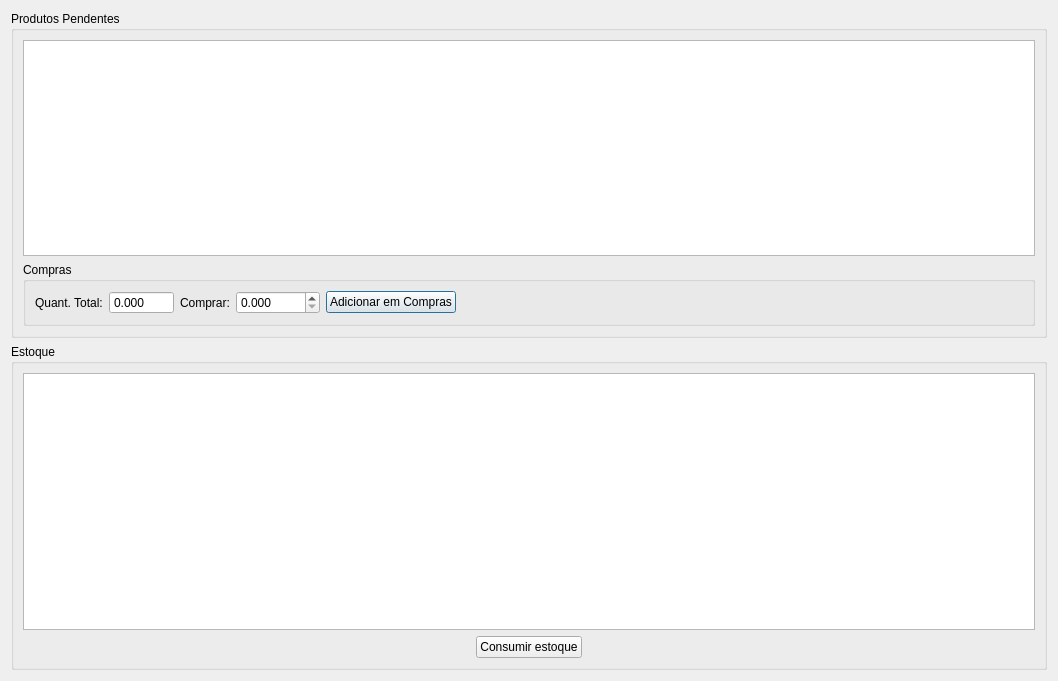
Old version of the form ui/produtospendentes.ui in the repository lellisls/ERP-STACCATO.
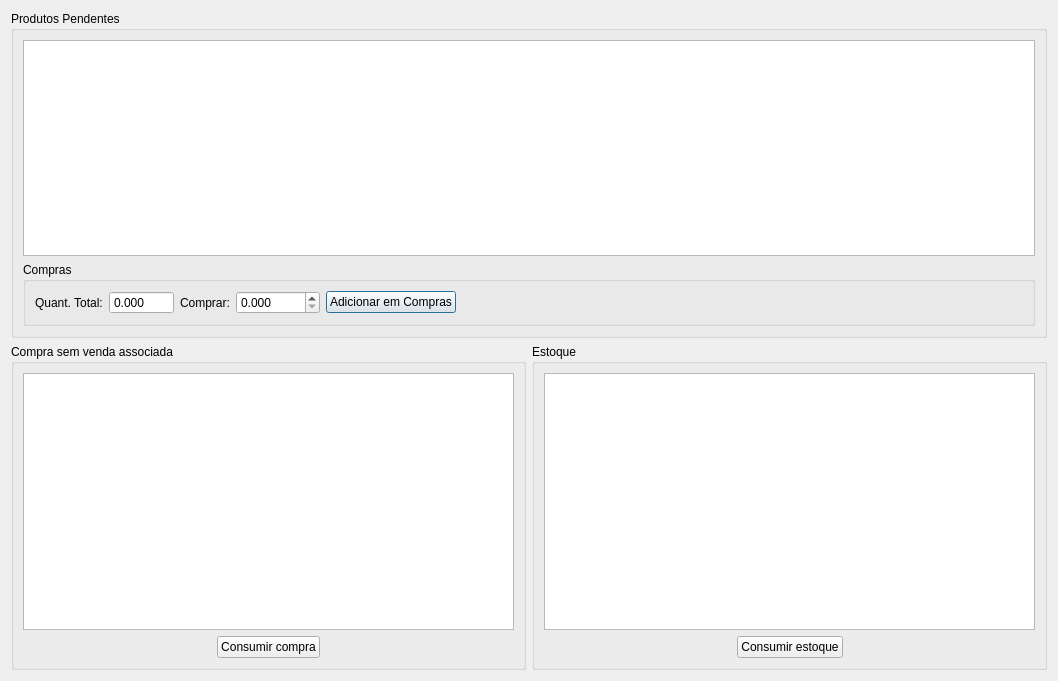
New version of the form. Custom widgets are drawn as their Qt base class.

Patch:
```diff
--- a/ui/produtospendentes.ui
+++ b/ui/produtospendentes.ui
@@ -13,8 +13,8 @@
   <property name="windowTitle">
    <string>Vendas do produto</string>
   </property>
-  <layout class="QGridLayout" name="gridLayout_7">
-   <item row="0" column="0">
+  <layout class="QGridLayout" name="gridLayout_4">
+   <item row="0" column="0" colspan="2">
     <widget class="QGroupBox" name="groupBox">
      <property name="title">
       <string>Produtos Pendentes</string>
@@ -163,13 +163,13 @@
    <item row="1" column="0">
     <widget class="QGroupBox" name="groupBox_2">
      <property name="title">
-      <string>Estoque</string>
+      <string>Compra sem venda associada</string>
      </property>
      <layout class="QGridLayout" name="gridLayout_2">
       <item row="1" column="1">
-       <widget class="QPushButton" name="pushButtonConsumirEstoque">
+       <widget class="QPushButton" name="pushButtonConsumirCompra">
         <property name="text">
-         <string>Consumir estoque</string>
+         <string>Consumir compra</string>
         </property>
        </widget>
       </item>
@@ -188,6 +188,101 @@
       </item>
       <item row="1" column="0">
        <spacer name="horizontalSpacer">
+        <property name="orientation">
+         <enum>Qt::Horizontal</enum>
+        </property>
+        <property name="sizeHint" stdset="0">
+         <size>
+          <width>40</width>
+          <height>20</height>
+         </size>
+        </property>
+       </spacer>
+      </item>
+      <item row="0" column="0" colspan="3">
+       <widget class="TableView" name="tableCompra">
+        <property name="palette">
+         <palette>
+          <active>
+           <colorrole role="Highlight">
+            <brush brushstyle="SolidPattern">
+             <color alpha="255">
+              <red>51</red>
+              <green>153</green>
+              <blue>255</blue>
+             </color>
+            </brush>
+           </colorrole>
+          </active>
+          <inactive>
+           <colorrole role="Highlight">
+            <brush brushstyle="SolidPattern">
+             <color alpha="255">
+              <red>51</red>
+              <green>153</green>
+              <blue>255</blue>
+             </color>
+            </brush>
+           </colorrole>
+          </inactive>
+          <disabled>
+           <colorrole role="Highlight">
+            <brush brushstyle="SolidPattern">
+             <color alpha="255">
+              <red>51</red>
+              <green>153</green>
+              <blue>255</blue>
+             </color>
+            </brush>
+           </colorrole>
+          </disabled>
+         </palette>
+        </property>
+        <property name="mouseTracking">
+         <bool>true</bool>
+        </property>
+        <property name="editTriggers">
+         <set>QAbstractItemView::NoEditTriggers</set>
+        </property>
+        <property name="selectionMode">
+         <enum>QAbstractItemView::SingleSelection</enum>
+        </property>
+        <property name="selectionBehavior">
+         <enum>QAbstractItemView::SelectRows</enum>
+        </property>
+       </widget>
+      </item>
+     </layout>
+    </widget>
+   </item>
+   <item row="1" column="1">
+    <widget class="QGroupBox" name="groupBox_4">
+     <property name="title">
+      <string>Estoque</string>
+     </property>
+     <layout class="QGridLayout" name="gridLayout_3">
+      <item row="1" column="1">
+       <widget class="QPushButton" name="pushButtonConsumirEstoque">
+        <property name="text">
+         <string>Consumir estoque</string>
+        </property>
+       </widget>
+      </item>
+      <item row="1" column="2">
+       <spacer name="horizontalSpacer_6">
+        <property name="orientation">
+         <enum>Qt::Horizontal</enum>
+        </property>
+        <property name="sizeHint" stdset="0">
+         <size>
+          <width>40</width>
+          <height>20</height>
+         </size>
+        </property>
+       </spacer>
+      </item>
+      <item row="1" column="0">
+       <spacer name="horizontalSpacer_2">
         <property name="orientation">
          <enum>Qt::Horizontal</enum>
         </property>
```
